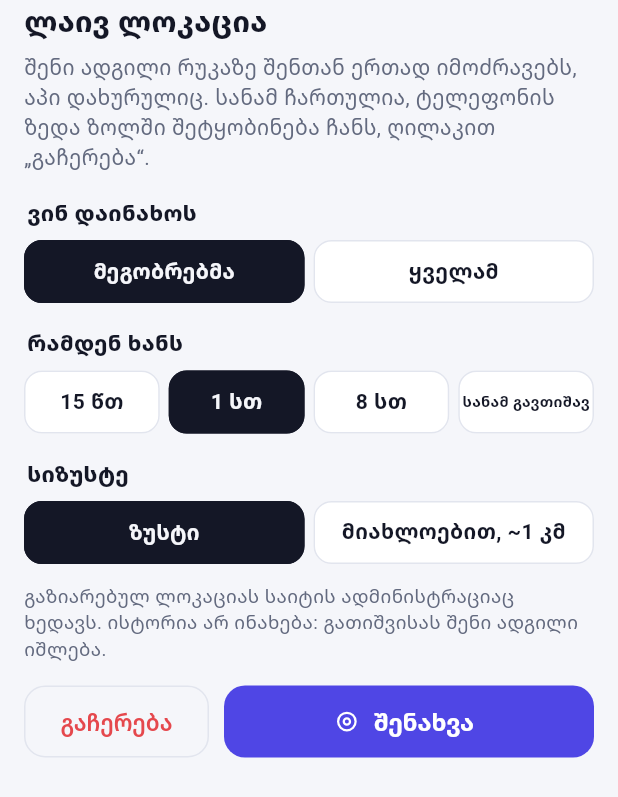
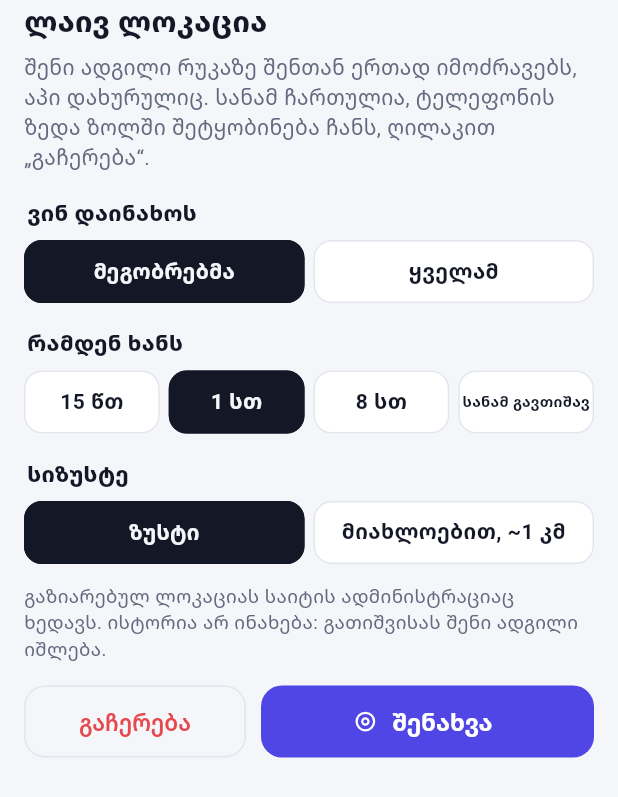
Before and after one commit to bakakuri/sufra, a Flutter app: the _ShareSheet widget shown alone on an empty page, opened directly with empty values, on a phone screen of 412 x 824 dp. Shown: the top 797 px of the screen. Run offline on Flutter 3.47's test engine with Material 3 defaults, Android fonts, the phone set to English and light mode, and no system bars; our stand-ins replace cached_network_image, firebase_core, firebase_messaging, flutter_map, image_picker, latlong2 and 3 more; missing offline and left inert: path_parsing; accounts and stored records are empty; network calls fail.

Commit message:
App map: the share sheet's buttons fit
Co-Authored-By: Claude Opus 5.5 <noreply@anthropic.com>
Claude-Session: https://claude.ai/code/session_01Jy1ntvroHDbiZZ8zuVLaV9

```diff
--- a/mobile/lib/map/live_map.dart
+++ b/mobile/lib/map/live_map.dart
@@ -808,19 +808,20 @@ class _ShareSheetState extends State<_ShareSheet> {
         const SizedBox(height: 16),
         Row(children: [
           Expanded(
+            flex: 2,
             child: OutlinedButton(
               key: const ValueKey('ls-cancel'),
               onPressed: () async {
                 Navigator.pop(context);
                 if (on) await widget.onStop();
               },
-              style: OutlinedButton.styleFrom(minimumSize: const Size.fromHeight(48), foregroundColor: on ? c.nope : null),
-              child: Text(on ? 'გაჩერება' : 'გაუქმება'),
+              style: OutlinedButton.styleFrom(minimumSize: const Size.fromHeight(48), foregroundColor: on ? c.nope : null, padding: const EdgeInsets.symmetric(horizontal: 8)),
+              child: FittedBox(child: Text(on ? 'გაჩერება' : 'გაუქმება')),
             ),
           ),
           const SizedBox(width: 10),
           Expanded(
-            flex: 2,
+            flex: 3,
             child: FilledButton.icon(
               key: const ValueKey('ls-go'),
               onPressed: () => Navigator.pop<ShareChoice>(context, (audience: audience, minutes: minutes, approx: approx)),
```
